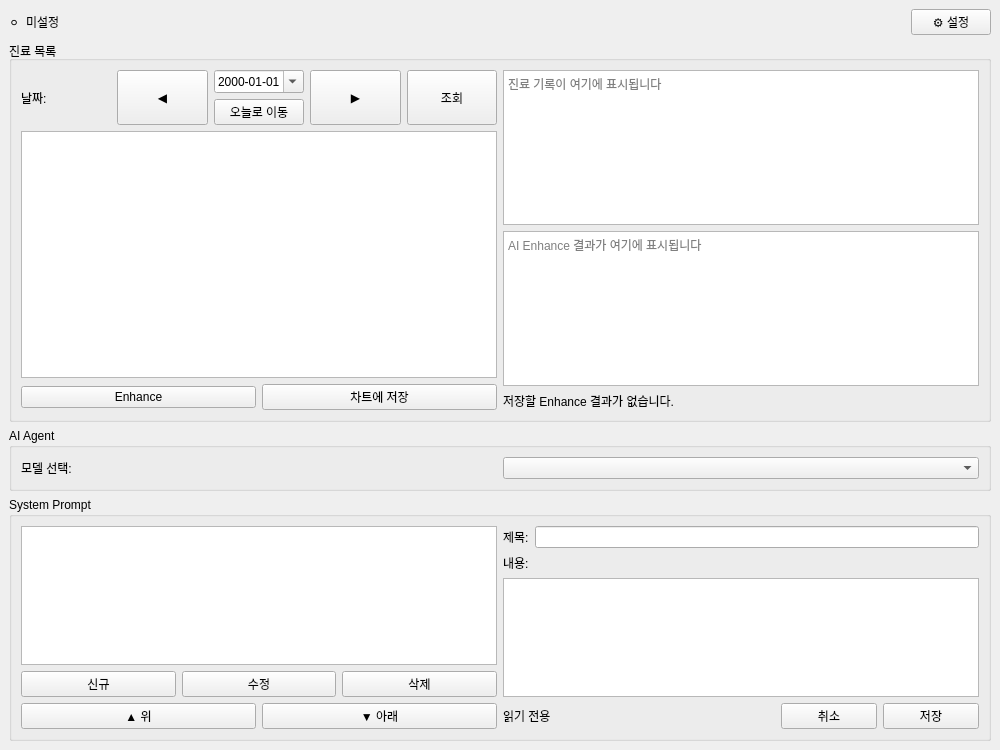
Qt form src/ai_builder/ui/forms/main_window.ui (vincereway/Ai-Builder) before a commit.
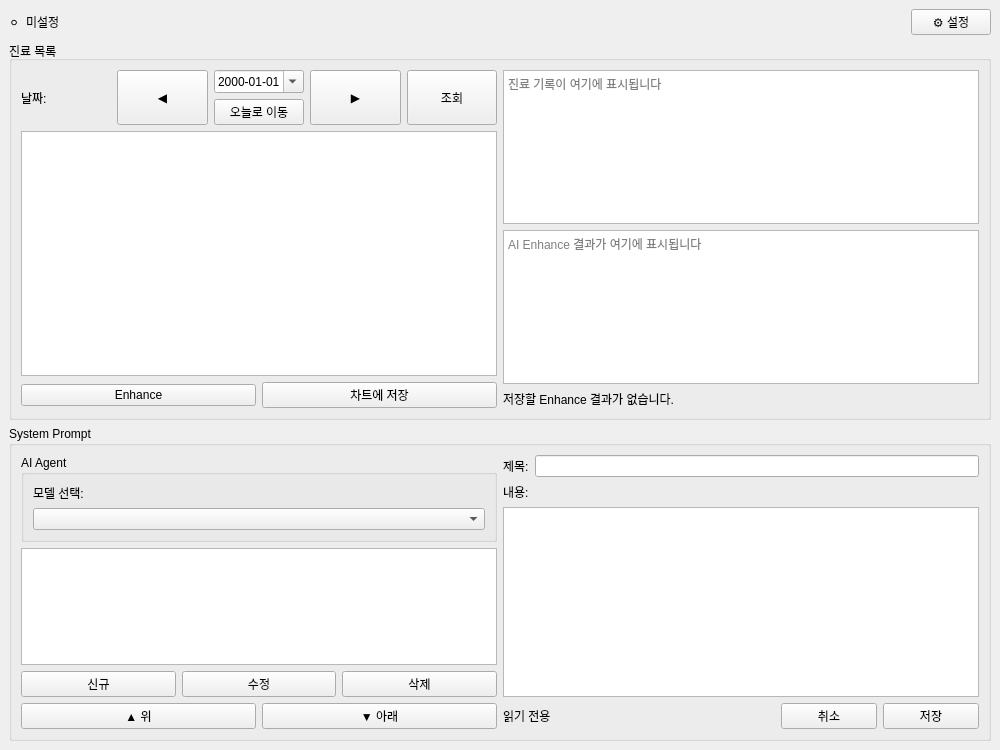
The same form after that commit.

```diff
--- a/src/ai_builder/ui/forms/main_window.ui
+++ b/src/ai_builder/ui/forms/main_window.ui
@@ -183,13 +183,21 @@
      </widget>
     </item>
     <item>
+     <widget class="QGroupBox" name="group_system_prompts">
+      <property name="title">
+       <string>System Prompt</string>
+      </property>
+      <layout class="QHBoxLayout">
+       <item>
+        <layout class="QVBoxLayout">
+            <item>
      <widget class="QGroupBox" name="group_ai">
       <property name="title">
        <string>AI Agent</string>
       </property>
-      <layout class="QHBoxLayout">
+             <layout class="QVBoxLayout">
        <item>
-        <widget class="QLabel" name="label">
+               <widget class="QLabel" name="label_ai_agent">
          <property name="text">
           <string>모델 선택:</string>
          </property>
@@ -201,14 +209,6 @@
       </layout>
      </widget>
     </item>
-    <item>
-     <widget class="QGroupBox" name="group_system_prompts">
-      <property name="title">
-       <string>System Prompt</string>
-      </property>
-      <layout class="QHBoxLayout">
-       <item>
-        <layout class="QVBoxLayout">
          <item>
           <widget class="QListWidget" name="list_system_prompts"/>
          </item>
```
Lines whose indentation alone changed are shown as unchanged.
